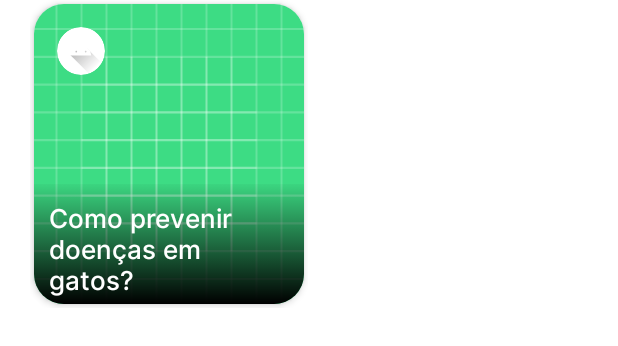
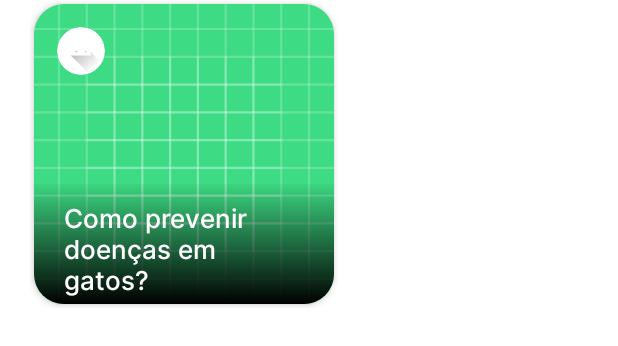
Before and after one commit to FelipeDourado0/PetSaver, an Android app: the layout item_list_explore_home.xml on its own in the app's theme, with its tools: preview values and no code run, on a phone screen of 412 x 824 dp. Shown: the top 346 px of the screen. Run offline under Robolectric (Android 15) with nearby library versions, the phone set to English and light mode, and no system bars.

```diff
--- a/app/src/main/java/com/example/petsaver/MainActivity.kt
+++ b/app/src/main/java/com/example/petsaver/MainActivity.kt
@@ -53,16 +53,14 @@ class MainActivity : AppCompatActivity() {
     private suspend fun initialMateriasDatabase(materiaDao: MateriaRepository) {
         materiaDao.apagarDados()
 
-
         ///Add materias
         val materiasList: MutableList<MateriaDomain> = mutableListOf()
 
         for (i in 0..10) {
             val titulo: List<Char> = ('a'..'g') + 'c'
             val mainText: MutableList<Char> = mutableListOf()
-            for(j in 0 .. 80)
+            for (j in 0..80)
                 mainText.addAll(('a'..'z'))
-
 
             materiasList.add(
                 MateriaDomain(
--- a/app/src/main/java/com/example/petsaver/ui/fragments/MateriaDetalheFragment.kt
+++ b/app/src/main/java/com/example/petsaver/ui/fragments/MateriaDetalheFragment.kt
@@ -30,7 +30,7 @@ class MateriaDetalheFragment : Fragment() {
     ): View? {
         _binding = FragmentMateriaDetalheBinding.inflate(layoutInflater,container,false)
         binding.btnVoltarMateriaTela.setOnClickListener {
-            findNavController().navigateUp()
+            findNavController().navigate(R.id.action_materiaDetalheFragment_to_home)
         }
         binding.dataMateria.text = ""
         binding.temaMateria.text = args.materia?.tema
--- a/app/src/main/res/layout/fragment_bem_vindo.xml
+++ b/app/src/main/res/layout/fragment_bem_vindo.xml
@@ -118,7 +118,7 @@
                 android:layout_width="155dp"
                 android:layout_height="wrap_content"
                 android:layout_marginTop="20dp"
-                android:layout_marginBottom="30dp"
+                android:layout_marginBottom="70dp"
                 android:background="@drawable/button_default"
                 android:clickable="true"
                 android:fontFamily="@font/inter_extra_bold"
--- a/app/src/main/res/layout/item_list_explore_home.xml
+++ b/app/src/main/res/layout/item_list_explore_home.xml
@@ -2,15 +2,14 @@
 <androidx.constraintlayout.widget.ConstraintLayout xmlns:android="http://schemas.android.com/apk/res/android"
     xmlns:app="http://schemas.android.com/apk/res-auto"
     android:id="@+id/mainConstraintHome"
-    android:layout_width="185dp"
+    android:layout_width="205dp"
     android:layout_height="205dp"
     android:layout_marginLeft="20dp">
 
     <androidx.cardview.widget.CardView
         android:id="@+id/cardViewHome"
-        android:layout_width="180dp"
+        android:layout_width="200dp"
         android:layout_height="200dp"
-        android:clickable="true"
         android:elevation="120dp"
         app:cardBackgroundColor="@color/white"
         app:cardCornerRadius="20dp"
@@ -22,10 +21,7 @@
 
         <androidx.constraintlayout.widget.ConstraintLayout
             android:layout_width="match_parent"
-            android:layout_height="match_parent"
-            android:checkable="true"
-            android:clickable="true"
-            android:focusable="true">
+            android:layout_height="match_parent">
 
             <ImageView
                 android:id="@+id/imageBackGround"
@@ -88,7 +84,6 @@
                 app:layout_constraintTop_toTopOf="@+id/imageBackGround"
                 app:shapeAppearanceOverlay="@style/circualr" />
 
-
         </androidx.constraintlayout.widget.ConstraintLayout>
     </androidx.cardview.widget.CardView>
 </androidx.constraintlayout.widget.ConstraintLayout>
--- a/app/src/main/res/navigation/nav_graph.xml
+++ b/app/src/main/res/navigation/nav_graph.xml
@@ -40,6 +40,7 @@
         <argument
             android:name="materia"
             app:argType="com.example.petsaver.ui.dataEntities.Materia"
-            app:nullable="true" />
+            app:nullable="true"
+            android:defaultValue="@null" />
     </fragment>
 </navigation>
```
Also changed, not shown: app/src/main/java/com/example/petsaver/ui/Adapters/AdapterExploreRv.kt (+30 -14 lines), app/src/main/java/com/example/petsaver/ui/Adapters/AdapterVoceSabiaRv.kt (+13 -13 lines), app/src/main/java/com/example/petsaver/ui/fragments/HomeFragment.kt (+9 -32 lines).
